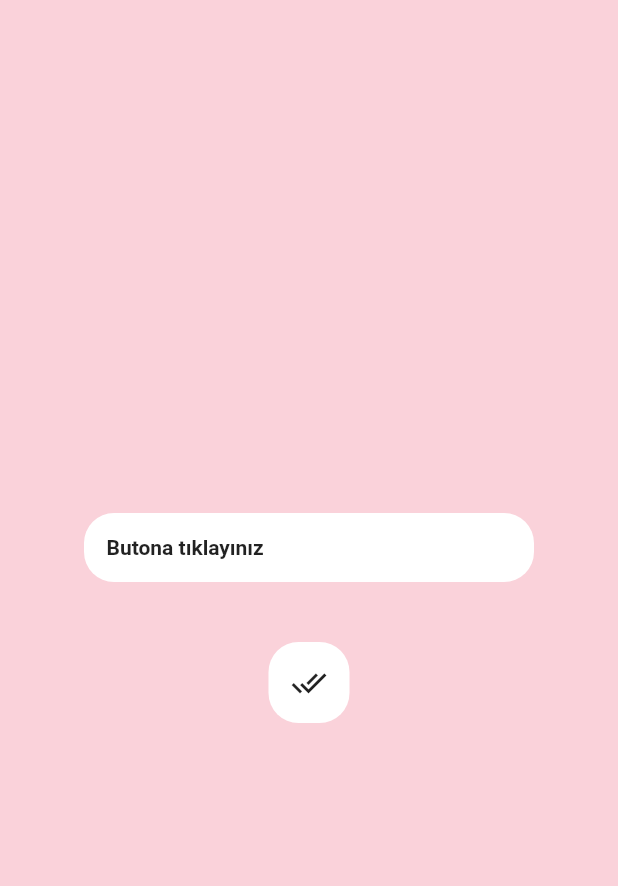
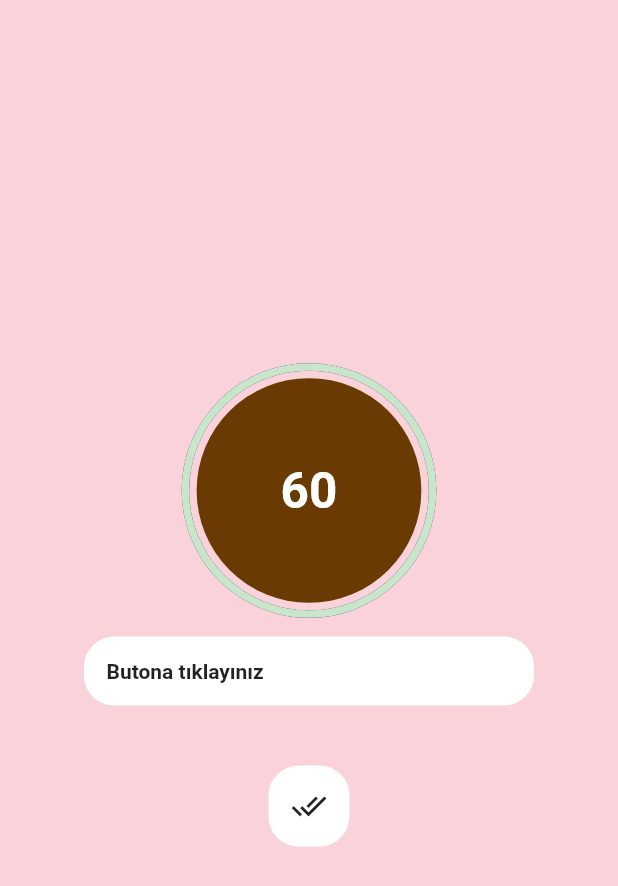
Before and after one commit to EmrSyhn/Fall-Uygulamasi, a Flutter app: the screen it shows after launch, on a phone screen of 412 x 824 dp. Shown: the top 886 px of the screen. Run offline on Flutter 3.47's test engine with Material 2 defaults, Android fonts, the phone set to English and light mode, and no system bars; drawn by our look-alikes of circular_countdown_timer; our stand-ins replace cloud_firestore, firebase_core; accounts and stored records are empty.

Commit message:
sayaç eklendi

```diff
--- a/lib/homepage.dart
+++ b/lib/homepage.dart
@@ -1,4 +1,5 @@
 import 'dart:math';
+import 'package:circular_countdown_timer/circular_countdown_timer.dart';
 import 'package:cloud_firestore/cloud_firestore.dart';
 import 'package:flutter/material.dart';
 
@@ -9,12 +10,11 @@ class HomePage extends StatefulWidget {
   State<HomePage> createState() => _HomePageState();
 }
 
-Random random = Random();
-
-int randomNumber = random.nextInt(4);
-String stringValue = random.toString();
-
 var gelenYaziIcerigi = "Butona tıklayınız";
+int sayac = 12000;
+double saat = sayac / 200;
+int i = saat.toInt();
+final CountDownController _controller = CountDownController();
 
 class _HomePageState extends State<HomePage> {
   @override
@@ -25,6 +25,39 @@ class _HomePageState extends State<HomePage> {
           child: Column(
             mainAxisAlignment: MainAxisAlignment.center,
             children: [
+              CircularCountDownTimer(
+                duration: i,
+                initialDuration: 0,
+                controller: _controller,
+                width: MediaQuery.of(context).size.width * 0.4,
+                height: MediaQuery.of(context).size.height * 0.2,
+                ringColor: const Color.fromARGB(255, 58, 25, 123),
+                ringGradient: null,
+                fillColor: Colors.green[100]!,
+                fillGradient: null,
+                backgroundColor: const Color.fromARGB(255, 105, 59, 3),
+                backgroundGradient: null,
+                strokeWidth: 5.0,
+                strokeCap: StrokeCap.round,
+                textStyle: const TextStyle(
+                    fontSize: 33.0,
+                    color: Colors.white,
+                    fontWeight: FontWeight.bold),
+                textFormat: CountdownTextFormat.S,
+                isReverse: true,
+                isReverseAnimation: true,
+                isTimerTextShown: true,
+                autoStart: false,
+                onStart: () {
+                  debugPrint('Countdown Started');
+                },
+                onComplete: () {
+                  debugPrint('Countdown Ended');
+                },
+                onChange: (String timeStamp) {
+                  debugPrint('Countdown Changed $timeStamp');
+                },
+              ),
               InkWell(
                 onTap: yazGetir,
                 child: Container(
@@ -63,6 +96,21 @@ class _HomePageState extends State<HomePage> {
     );
   }
 
+  Widget _button({required String title, VoidCallback? onPressed}) {
+    return Expanded(
+      child: ElevatedButton(
+        style: ButtonStyle(
+          backgroundColor: MaterialStateProperty.all(Colors.purple),
+        ),
+        onPressed: onPressed,
+        child: Text(
+          title,
+          style: const TextStyle(color: Colors.white),
+        ),
+      ),
+    );
+  }
+
   yazGetir() async {
     var doc = await FirebaseFirestore.instance
         .collection('Yazılar')
@@ -75,14 +123,13 @@ class _HomePageState extends State<HomePage> {
         .collection('Yazılar')
         .doc('${Random().nextInt(maxIndex + 1)}')
         .get()
-        .then(
-      (gelenVeri) {
-        setState(
-          () {
-            gelenYaziIcerigi = gelenVeri.data()?['icerik'];
-          },
-        );
-      },
-    );
+        .then((gelenVeri) {
+      setState(
+        () {
+          gelenYaziIcerigi = gelenVeri.data()?['icerik'];
+        },
+      );
+    });
+    _controller.start();
   }
 }
--- a/pubspec.yaml
+++ b/pubspec.yaml
@@ -38,6 +38,7 @@ dependencies:
   firebase_auth: ^3.3.19
   flutter_launcher_icons: ^0.9.3
   firebase_core: ^1.20.0
+  circular_countdown_timer: ^0.2.2
 
 flutter_icons:
   android: "launcher_icon"
```
Also changed, not shown: pubspec.lock.
